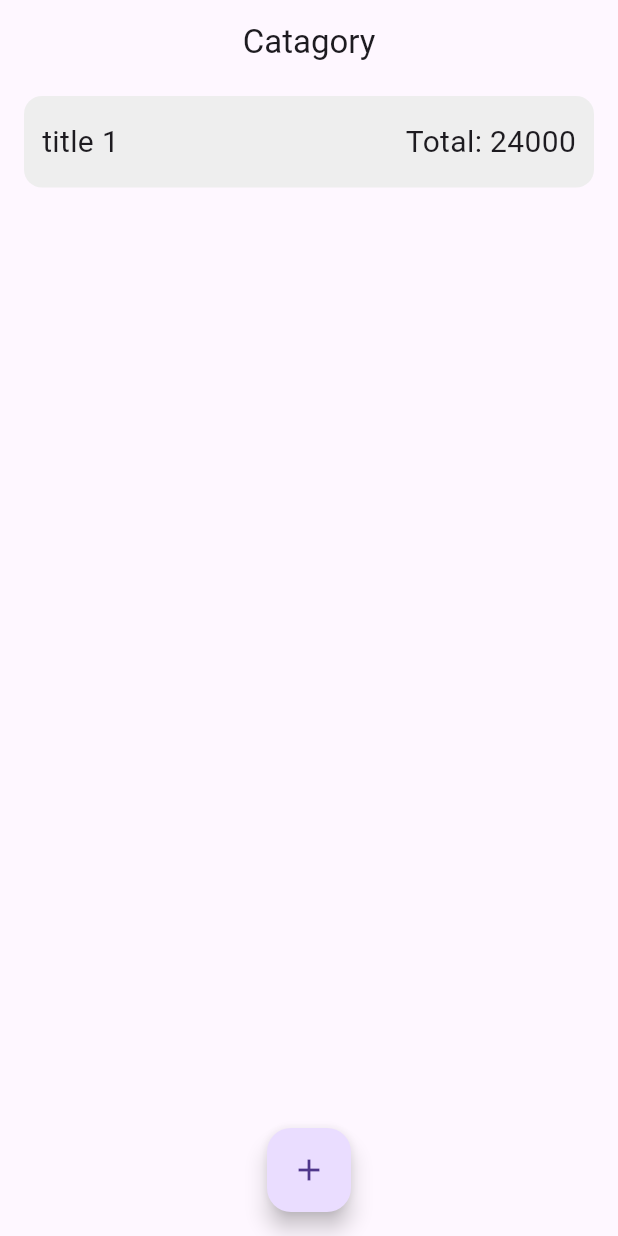
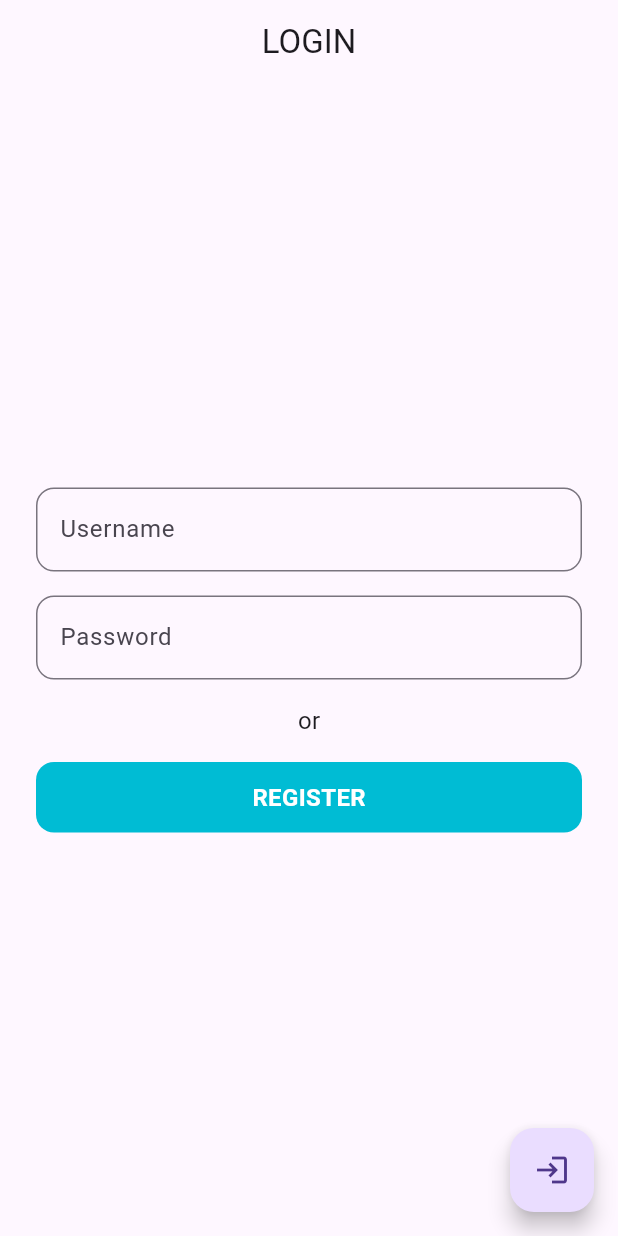
Before and after one commit to alli2729/flutter_exam, a Flutter app: the screen it shows after launch, on a phone screen of 412 x 824 dp. Run offline on Flutter 3.47's test engine with Material 3 defaults, Android fonts, the phone set to English and light mode, and no system bars; our stand-ins replace get.

Commit message:
added bonus pages

```diff
--- a/lib/src/app.dart
+++ b/lib/src/app.dart
@@ -10,7 +10,7 @@ class App extends StatelessWidget {
   Widget build(BuildContext context) {
     return GetMaterialApp(
       debugShowCheckedModeBanner: false,
-      initialRoute: RoutePath.catagory,
+      initialRoute: RoutePath.loading,
       getPages: RoutePages.pages,
     );
   }
--- a/lib/src/infrastructure/common/database.dart
+++ b/lib/src/infrastructure/common/database.dart
@@ -13,6 +13,10 @@ class Database {
       ].obs,
     )
   ]);
+
+  static Map<String, String> userCred = {
+    'ali': 'git',
+  };
   // Constractor
 
   // Methods
--- a/lib/src/infrastructure/routes/route_names.dart
+++ b/lib/src/infrastructure/routes/route_names.dart
@@ -3,7 +3,7 @@ import 'route_path.dart';
 class RouteNames {
   static const String loading = RoutePath.loading;
   static const String login = RoutePath.login;
-  static const String register = RoutePath.register;
+  static const String register = '${RoutePath.login}${RoutePath.register}';
   static const String catagory = RoutePath.catagory;
   static const String title = '${RoutePath.catagory}${RoutePath.title}';
   static const String addCatagory =
--- a/lib/src/infrastructure/routes/route_pages.dart
+++ b/lib/src/infrastructure/routes/route_pages.dart
@@ -1,3 +1,9 @@
+import '../../pages/register/common/register_bindings.dart';
+import '../../pages/register/views/register_view.dart';
+import '../../pages/login/common/login_bindings.dart';
+import '../../pages/login/views/login_view.dart';
+import '../../pages/splash/common/splash_bindings.dart';
+import '../../pages/splash/views/splash_view.dart';
 import '../../pages/edit_item/common/edit_item_bindings.dart';
 import '../../pages/edit_item/views/edit_item_view.dart';
 import '../../pages/add_item/common/add_item_bindings.dart';
@@ -13,6 +19,25 @@ import 'route_path.dart';
 
 class RoutePages {
   static List<GetPage> pages = [
+    //* Splash
+    GetPage(
+      name: RoutePath.loading,
+      page: () => const SplashView(),
+      binding: SplashBindings(),
+    ),
+    //* Login
+    GetPage(
+        name: RoutePath.login,
+        page: () => const LoginView(),
+        binding: LoginBindings(),
+        children: [
+          //* Register
+          GetPage(
+            name: RoutePath.register,
+            page: () => const RegisterView(),
+            binding: RegisterBindings(),
+          )
+        ]),
     //* catagory (HOME)
     GetPage(
       name: RoutePath.catagory,
--- /dev/null
+++ b/lib/src/pages/login/common/login_bindings.dart
@@ -0,0 +1,9 @@
+import 'package:get/get.dart';
+import '../controllers/login_controller.dart';
+
+class LoginBindings extends Bindings {
+  @override
+  void dependencies() {
+    Get.lazyPut(() => LoginController());
+  }
+}
--- /dev/null
+++ b/lib/src/pages/login/controllers/login_controller.dart
@@ -0,0 +1,39 @@
+import 'package:flutter/material.dart';
+import 'package:get/get.dart';
+import '../../../infrastructure/common/database.dart';
+import '../../../infrastructure/routes/route_names.dart';
+
+class LoginController extends GetxController {
+  final userController = TextEditingController();
+  final passController = TextEditingController();
+  final formKey = GlobalKey<FormState>();
+
+  String? validate(String? value) {
+    if (value != null && value.isEmpty) return 'required';
+    return null;
+  }
+
+  void onLogin() {
+    if (formKey.currentState?.validate() ?? false) {
+      if (Database.userCred[userController.text] == passController.text) {
+        Get.offNamed(RouteNames.catagory);
+      } else {
+        Get.showSnackbar(
+          GetSnackBar(
+            message: 'Username or Password is wrong',
+            backgroundColor: Colors.red.withOpacity(.5),
+            duration: const Duration(seconds: 2),
+          ),
+        );
+      }
+    }
+  }
+
+  void onRegister() async {
+    final result = await Get.toNamed(RouteNames.register);
+    if (result != null) {
+      userController.text = result[0];
+      passController.text = result[1];
+    }
+  }
+}
--- /dev/null
+++ b/lib/src/pages/login/views/login_view.dart
@@ -0,0 +1,100 @@
+import 'package:flutter/material.dart';
+import 'package:get/get.dart';
+import '../controllers/login_controller.dart';
+
+class LoginView extends GetView<LoginController> {
+  const LoginView({super.key});
+
+  @override
+  Widget build(BuildContext context) {
+    return Scaffold(
+      floatingActionButton: _fab(),
+      appBar: _appBar(),
+      body: _body(),
+    );
+  }
+
+  Widget _fab() {
+    return FloatingActionButton(
+      onPressed: controller.onLogin,
+      child: const Icon(Icons.login),
+    );
+  }
+
+  Widget _body() {
+    return Form(
+      key: controller.formKey,
+      child: Padding(
+        padding: const EdgeInsets.symmetric(horizontal: 24.0),
+        child: Column(
+          mainAxisAlignment: MainAxisAlignment.center,
+          children: [
+            _username(),
+            const SizedBox(height: 16),
+            _password(),
+            const SizedBox(height: 16),
+            const Text('or', style: TextStyle(fontSize: 16)),
+            const SizedBox(height: 16),
+            _register(),
+          ],
+        ),
+      ),
+    );
+  }
+
+  Widget _register() => InkWell(
+        onTap: controller.onRegister,
+        borderRadius: BorderRadius.circular(12),
+        child: Container(
+          alignment: Alignment.center,
+          padding: const EdgeInsets.symmetric(vertical: 12),
+          width: double.infinity,
+          decoration: BoxDecoration(
+            borderRadius: BorderRadius.circular(12),
+            color: Colors.cyan,
+          ),
+          child: const Text(
+            'REGISTER',
+            style: TextStyle(
+              fontWeight: FontWeight.bold,
+              fontSize: 16,
+              color: Colors.white,
+            ),
+          ),
+        ),
+      );
+
+  Widget _username() {
+    return TextFormField(
+      controller: controller.userController,
+      validator: controller.validate,
+      decoration: InputDecoration(
+        labelText: 'Username',
+        border: OutlineInputBorder(
+          borderRadius: BorderRadius.circular(12),
+        ),
+      ),
+    );
+  }
+
+  Widget _password() {
+    return TextFormField(
+      controller: controller.passController,
+      validator: controller.validate,
+      obscureText: true,
+      decoration: InputDecoration(
+        labelText: 'Password',
+        border: OutlineInputBorder(
+          borderRadius: BorderRadius.circular(12),
+        ),
+      ),
+    );
+  }
+
+  AppBar _appBar() {
+    return AppBar(
+      title: const Text('LOGIN'),
+      centerTitle: true,
+    );
+  }
+}
--- /dev/null
+++ b/lib/src/pages/register/common/register_bindings.dart
@@ -0,0 +1,9 @@
+import '../controllers/register_controller.dart';
+import 'package:get/get.dart';
+
+class RegisterBindings extends Bindings {
+  @override
+  void dependencies() {
+    Get.lazyPut(() => RegisterController());
+  }
+}
--- /dev/null
+++ b/lib/src/pages/splash/common/splash_bindings.dart
@@ -0,0 +1,9 @@
+import '../controllers/splash_controller.dart';
+import 'package:get/get.dart';
+
+class SplashBindings extends Bindings {
+  @override
+  void dependencies() {
+    Get.lazyPut(() => SplashController());
+  }
+}
--- /dev/null
+++ b/lib/src/pages/splash/controllers/splash_controller.dart
@@ -0,0 +1,9 @@
+import '../../../infrastructure/routes/route_names.dart';
+import 'package:get/get.dart';
+
+class SplashController extends GetxController {
+  Future<void> wait() async {
+    await Future.delayed(const Duration(seconds: 3));
+    Get.offNamed(RouteNames.login);
+  }
+}
```
Also changed, not shown: lib/src/pages/register/controllers/register_controller.dart (added, +35 -0 lines), lib/src/pages/register/views/register_view.dart (added, +116 -0 lines), lib/src/pages/splash/views/splash_view.dart (added, +15 -0 lines).
